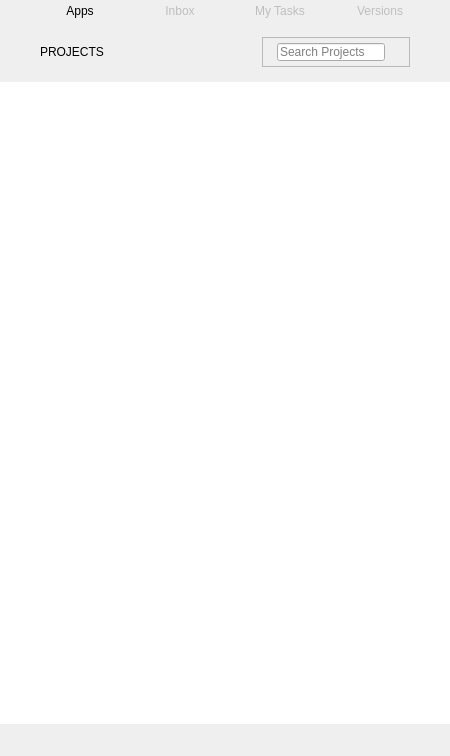
Qt form resources/desktop_window.ui (shotgunsoftware/tk-desktop) before a commit.
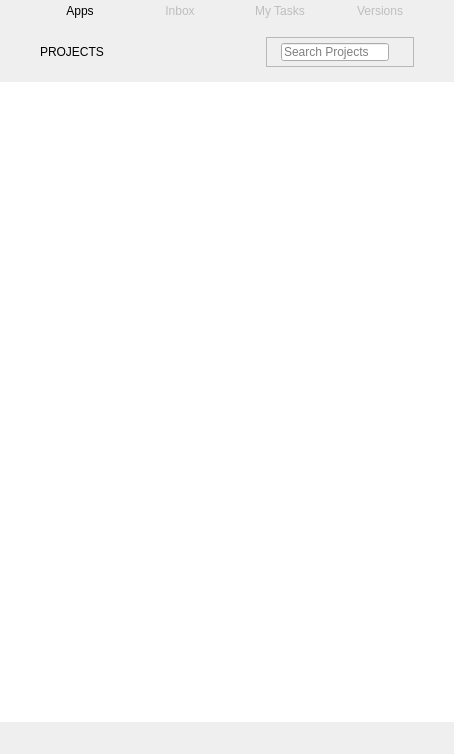
The same form after that commit. Icons and pictures are not drawn. Custom widgets are drawn as their Qt base class.

Patch:
```diff
--- a/resources/desktop_window.ui
+++ b/resources/desktop_window.ui
@@ -6,28 +6,16 @@
    <rect>
     <x>0</x>
     <y>0</y>
-    <width>450</width>
-    <height>756</height>
+    <width>454</width>
+    <height>754</height>
    </rect>
   </property>
   <property name="sizePolicy">
-   <sizepolicy hsizetype="Fixed" vsizetype="Fixed">
+   <sizepolicy hsizetype="Preferred" vsizetype="Preferred">
     <horstretch>0</horstretch>
     <verstretch>0</verstretch>
    </sizepolicy>
   </property>
-  <property name="minimumSize">
-   <size>
-    <width>450</width>
-    <height>450</height>
-   </size>
-  </property>
-  <property name="maximumSize">
-   <size>
-    <width>450</width>
-    <height>16777215</height>
-   </size>
-  </property>
   <property name="mouseTracking">
    <bool>true</bool>
   </property>
```
Left out of the diff: 4 changed lines with no effect on the pictures.
